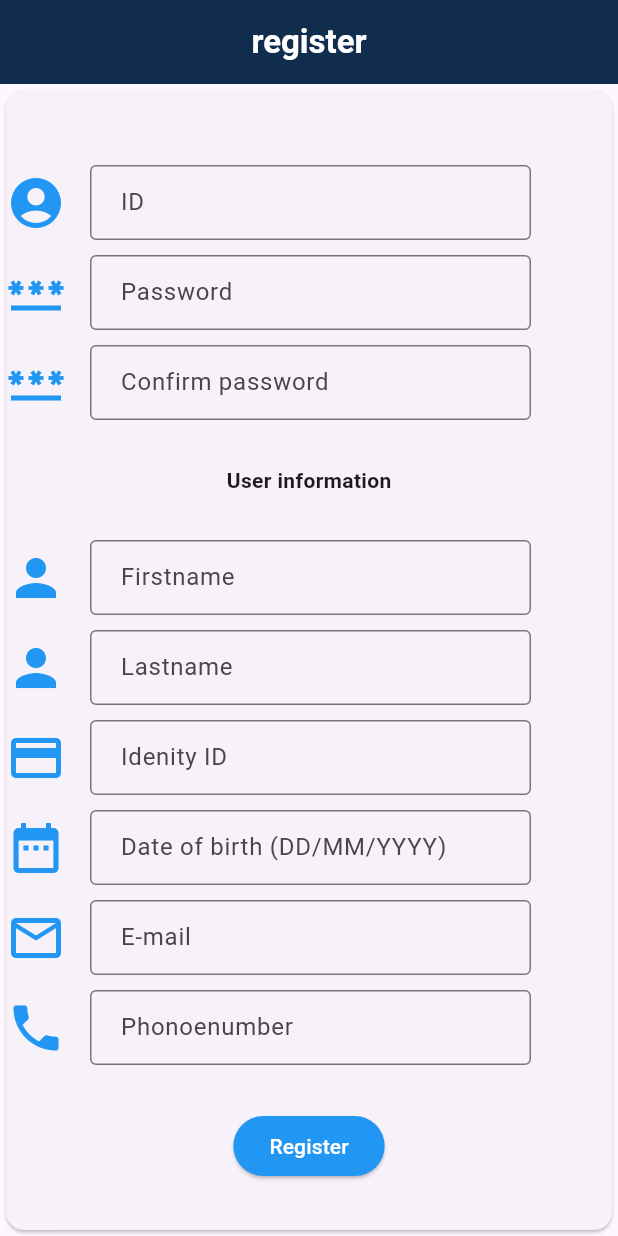
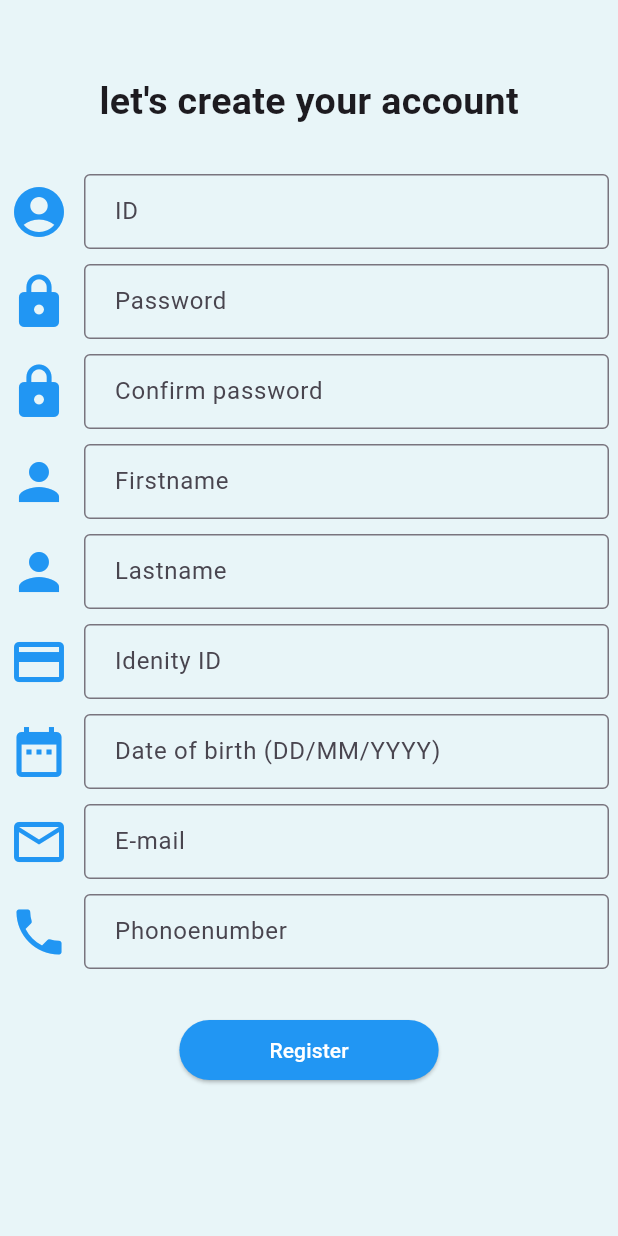
Before and after one commit to Niggy1980/citizen, a Flutter app: the screen it shows after launch, after a tap on "register", on a phone screen of 412 x 824 dp. Run offline on Flutter 3.47's test engine with Material 3 defaults, Android fonts, the phone set to English and light mode, and no system bars; our stand-ins replace cloud_firestore, firebase_core, fluttertoast; missing offline and left inert: dart:js; accounts and stored records are empty.

Commit message:
finis register

```diff
--- a/lib/feature/USER/presentation/page/LOGINPAGE.dart
+++ b/lib/feature/USER/presentation/page/LOGINPAGE.dart
@@ -4,15 +4,12 @@ import 'package:cloud_firestore/cloud_firestore.dart';
 import 'package:flutter/material.dart';
 import 'package:firebase_core/firebase_core.dart';
 
-
-
 final CollectionReference account = FirebaseFirestore.instance.collection('account');
 
-Future Information() async{
-  QuerySnapshot querySnapshot =await FirebaseFirestore.instance.collection('account').get();
+Future Information() async {
+  QuerySnapshot querySnapshot =
+      await FirebaseFirestore.instance.collection('account').get();
 }
-
-
 
 class LoginPage extends StatelessWidget {
       LoginPage({super.key});
@@ -22,10 +19,9 @@ class LoginPage extends StatelessWidget {
     return MaterialApp(
       debugShowCheckedModeBanner: false,
       home: Scaffold(
-          backgroundColor: Colors.white,
+          backgroundColor: Color.fromRGBO(33, 158, 188, 0.1),
           body: Center(
-            child: (
-                Column(
+            child: (Column(
               children: [
                 Padding(padding: EdgeInsets.only(top: 100)),
                 Container(
@@ -44,43 +40,57 @@ class LoginPage extends StatelessWidget {
                   //     blurRadius: 0.0,
                   //     spreadRadius: 0.0,
                   //   ),]),
-                      child:Align(
+                  child: Align(
                     alignment: Alignment.center,
-                        child:  Image(image: AssetImage('assets/image/LOGOCC.png'),width: 400,),
+                    child: Image(image: AssetImage('assets/image/LOGOCC.png'), width: 400,),
                   ),
+                ),
+                Row(
+                  mainAxisAlignment: MainAxisAlignment.center,
+                  children: [
+                    Container(
+                      child: Icon(Icons.account_circle, color: Colors.blue, size: 40,),
+                    ),
+                    SizedBox(
+                      width: 10,
                     ),
                     Container(
                         // decoration: BoxDecoration(border: Border.all(color: Colors.green)),
-
-                      child:Align(
+                        child: Align(
                         alignment: Alignment.center,
                         child: SizedBox(
-                          width: 350,height: 50,
+                               width: 350,
+                               height: 50,
                                child: TextField(
-                              decoration: InputDecoration(border: OutlineInputBorder(),
-                                  icon: Icon(Icons.account_circle,color: Colors.blue,size: 40,),
-                                  labelText: "Enter your ID")
+                               decoration: InputDecoration(border: OutlineInputBorder(),labelText: "Enter your ID")),
                         ),
-                        ),
-                      )
+                    )),
+                  ],
                 ),
                 SizedBox(
                   height: 10,
+                ),
+                Row(
+                  mainAxisAlignment: MainAxisAlignment.center,
+                  children: [
+                    Container(
+                      child: Icon(Icons.key, color: Colors.blue, size: 40,),
+                    ),
+                    SizedBox(
+                      width: 10,
                     ),
                     Container(
                         // decoration: BoxDecoration(border: Border.all(color: Colors.blue)),
                         child: Align(
                         alignment: Alignment.center,
-                        child:  SizedBox(
-                          width: 350,height: 50,
+                        child: SizedBox(
+                        width: 350,
+                        height: 50,
                         child: TextField(
-                              obscureText: true,
-                              decoration: InputDecoration(border: OutlineInputBorder(),
-                                  icon: Icon(Icons.key,color: Colors.blue,size: 40,),
-                                  labelText: "Enter your Password",)
+                            obscureText: true,decoration: InputDecoration(border: OutlineInputBorder(),labelText: "Enter your Password",)),
                       ),
-                        ),
-                      )
+                    )),
+                  ],
                 ),
                 SizedBox(
                   height: 20,
@@ -95,18 +105,16 @@ class LoginPage extends StatelessWidget {
                 Container(
                     child: Align(
                     alignment: Alignment.center,
-                        child:  ElevatedButton(
-                          child: Text("Login",style: TextStyle(color: Colors.white),),
-                          onPressed: (){
+                    child: ElevatedButton(
+                    child: Text(
+                      "Login",style: TextStyle(color: Colors.white),
+                    ),
+                    onPressed: () {
 
 
-
-                          },style:ElevatedButton.styleFrom(
-                          backgroundColor: Colors.blue,
-                        ),
-                        ),
+                    },
+                    style: ElevatedButton.styleFrom(backgroundColor: Colors.blue,),),
                     )
-
                 ),
                 SizedBox(
                   height: 10,
@@ -121,19 +129,18 @@ class LoginPage extends StatelessWidget {
                     ),
                     Container(
                       child: TextButton(
-                            onPressed: (){Navigator.of(context).push(
-                              MaterialPageRoute(builder: (_) => Register()),
-                            );},
+                        onPressed: () {
+                          Navigator.of(context).push(MaterialPageRoute(builder: (_) => Register()),
+                          );
+                        },
                         child: Text("register"),
                       ),
                     ),
                   ],
                 )
               ],
-                )
-            ),
-          )
-      ),
+            )),
+          )),
     );
   }
 }
--- a/lib/feature/USER/presentation/page/Register.dart
+++ b/lib/feature/USER/presentation/page/Register.dart
@@ -55,239 +55,254 @@ class Register extends StatelessWidget {
     return MaterialApp(
       debugShowCheckedModeBanner: false,
       home: Scaffold(
-        appBar: AppBar(
-          backgroundColor: Color.fromRGBO(17, 45, 78, 1),
-          title: Center(
-            child: Text(
-              "register",
-              style: TextStyle(
-                color: Colors.white,
-                fontWeight: FontWeight.bold,
-              ),
-            ),
-          ),
-        ),
-        body: Card(
+        backgroundColor: Color.fromRGBO(33, 158, 188, 0.1),
+        body: Center(
           child: (ListView(
             children: [
               SizedBox(
                 height: 50,
               ),
               Container(
+                child: Center(
+                  child: Text("let's create your account",style: TextStyle(fontWeight: FontWeight.bold,fontSize: 25),),
+                ),
+              ),
+              SizedBox(
+                height: 30,
+              ),
+              Row(
+                mainAxisAlignment: MainAxisAlignment.center,
+                children: [
+                  Container(
+                    child: Icon(Icons.account_circle, color: Colors.blue,size: 40,),
+                  ),
+                  SizedBox(
+                    width: 10,
+                  ),
+                  Container(
                       // decoration: BoxDecoration(border: Border.all(color: Colors.green)),
                       child: Align(
-                alignment: Alignment.topLeft,
+                      alignment: Alignment.center,
                       child: SizedBox(
                         width: 350,
                         height: 50,
                         child: TextField(
                             controller: Idcontroller,
-                      decoration: InputDecoration(
-                          border: OutlineInputBorder(),
-                          icon: Icon(
-                            Icons.account_circle,
-                            color: Colors.blue,
-                            size: 40,
+                            decoration: InputDecoration(border: OutlineInputBorder(),labelText: " ID")),
                      ),
-                          labelText: " ID")),
+                   )
                   ),
-              )),
+                ],
+              ),
               SizedBox(
                 height: 10,
               ),
+              Row(
+                mainAxisAlignment: MainAxisAlignment.center,
+                children: [
+                  Container(
+                    child: Icon(Icons.lock, color: Colors.blue, size: 40,),
+                  ),
+                  SizedBox(
+                    width: 10,
+                  ),
                   Container(
                       // decoration: BoxDecoration(border: Border.all(color: Colors.green)),
-
                     child: Align(
-                alignment: Alignment.topLeft,
+                    alignment: Alignment.center,
                     child: SizedBox(
                       width: 350,
                       height: 50,
                       child: TextField(
                           obscureText: true,
                           controller: Passwordcontroller,
-                      decoration: InputDecoration(
-                          border: OutlineInputBorder(),
-                          icon: Icon(
-                            Icons.password_sharp,
-                            color: Colors.blue,
-                            size: 40,
-                          ),
-                          labelText: " Password")),
+                          decoration: InputDecoration(border: OutlineInputBorder(), labelText: " Password")),
                     ),
                   )),
+                ],
+              ),
               SizedBox(
                 height: 10,
               ),
+              Row(
+                mainAxisAlignment: MainAxisAlignment.center,
+                children: [
+                  Container(
+                    child:  Icon(Icons.lock, color: Colors.blue, size: 40,),
+                  ),
+                  SizedBox(
+                    width: 10,
+                  ),
                   Container(
                       // decoration: BoxDecoration(border: Border.all(color: Colors.green)),
-
                     child: Align(
-                alignment: Alignment.topLeft,
+                    alignment: Alignment.center,
                     child: SizedBox(
                       width: 350,
                       height: 50,
                       child: TextField(
                           obscureText: true,
                           controller: Confirmpassword,
-                      decoration: InputDecoration(
-                          border: OutlineInputBorder(),
-                          icon: Icon(
-                            Icons.password_sharp,
-                            color: Colors.blue,
-                            size: 40,
-                          ),
-                          labelText: " Confirm password")),
+                          decoration: InputDecoration(border: OutlineInputBorder(),labelText: " Confirm password")),
                     ),
                   )),
-              SizedBox(
-                height: 30,
-              ),
-              Center(
-                child: Text(
-                  "User information",
-                  style: TextStyle(fontWeight: FontWeight.bold),
-                ),
+                ],
               ),
               SizedBox(
-                height: 30,
+                height: 10,
+              ),
+              Row(
+                mainAxisAlignment: MainAxisAlignment.center,
+                children: [
+                  Container(
+                    child:  Icon(Icons.person, color: Colors.blue, size: 40,)
+                  ),
+                  SizedBox(
+                    width: 10,
                   ),
                   Container(
                       // decoration: BoxDecoration(border: Border.all(color: Colors.green)),
-
                       child: Align(
-                alignment: Alignment.topLeft,
-                child: SizedBox(
-                  width: 350,
-                  height: 50,
+                      alignment: Alignment.center,
+                      child: SizedBox(width: 350, height: 50,
                       child: TextField(
                           controller: Firstnamecontroller,
-                      decoration: InputDecoration(
-                          border: OutlineInputBorder(),
-                          icon: Icon(
-                            Icons.person,
-                            color: Colors.blue,
-                            size: 40,
-                          ),
-                          labelText: " Firstname")),
+                          decoration: InputDecoration(border: OutlineInputBorder(), labelText: " Firstname")),
                     ),
                   )),
+                ],
+              ),
               SizedBox(
                 height: 10,
               ),
+              Row(
+                mainAxisAlignment: MainAxisAlignment.center,
+                children: [
+                  Container(
+                    child: Icon(Icons.person, color: Colors.blue, size: 40,),
+                  ),
+                  SizedBox(
+                    width: 10,
+                  ),
                   Container(
                       // decoration: BoxDecoration(border: Border.all(color: Colors.green)),
-
                     child: Align(
-                alignment: Alignment.topLeft,
+                    alignment: Alignment.center,
                     child: SizedBox(
                       width: 350,
                       height: 50,
                       child: TextField(
                           controller: Lastnamecontroller,
-                      decoration: InputDecoration(
-                          border: OutlineInputBorder(),
-                          icon: Icon(
-                            Icons.person,
-                            color: Colors.blue,
-                            size: 40,
-                          ),
-                          labelText: " Lastname")),
+                          decoration: InputDecoration(border: OutlineInputBorder(),labelText: " Lastname")),
                     ),
                   )),
+                ],
+              ),
               SizedBox(
                 height: 10,
               ),
+              Row(
+                mainAxisAlignment: MainAxisAlignment.center,
+                children: [
+                  Container(
+                    child: Icon(Icons.credit_card_outlined, color: Colors.blue, size: 40,),
+                  ),
+                  SizedBox(
+                    width: 10,
+                  ),
                   Container(
                       // decoration: BoxDecoration(border: Border.all(color: Colors.green)),
-
                     child: Align(
-                alignment: Alignment.topLeft,
+                    alignment: Alignment.center,
                     child: SizedBox(
                       width: 350,
                       height: 50,
                       child: TextField(
                           controller: IdenityIDcontroller,
-                      decoration: InputDecoration(
-                          border: OutlineInputBorder(),
-                          icon: Icon(
-                            Icons.credit_card_outlined,
-                            color: Colors.blue,
-                            size: 40,
-                          ),
-                          labelText: " Idenity ID")),
+                          decoration: InputDecoration(border: OutlineInputBorder(), labelText: " Idenity ID")),
                     ),
                   )),
+                ],
+              ),
               SizedBox(
                 height: 10,
               ),
+              Row(
+                mainAxisAlignment: MainAxisAlignment.center,
+                children: [
+                  Container(
+                    child:  Icon(Icons.date_range, color: Colors.blue, size: 40,),
+                  ),
+                  SizedBox(
+                    width: 10,
+                  ),
                   Container(
                       // decoration: BoxDecoration(border: Border.all(color: Colors.green)),
-
                     child: Align(
-                alignment: Alignment.topLeft,
+                    alignment: Alignment.center,
                     child: SizedBox(
                       width: 350,
                       height: 50,
                       child: TextField(
                           controller: Datebirthcontroller,
-                      decoration: InputDecoration(
-                        border: OutlineInputBorder(),
-                        icon: Icon(
-                          Icons.date_range,
-                          color: Colors.blue,
-                          size: 40,
-                        ),
-                        labelText: " Date of birth (DD/MM/YYYY)",
+                          decoration: InputDecoration(border: OutlineInputBorder(), labelText: " Date of birth (DD/MM/YYYY)",
                           )),
                     ),
                   )),
+                ],
+              ),
               SizedBox(
                 height: 10,
               ),
+              Row(
+                mainAxisAlignment: MainAxisAlignment.center,
+                children: [
+                  Container(
+                    child: Icon(Icons.mail_outline, color: Colors.blue, size: 40,),
+                  ),
+                  SizedBox(
+                    width: 10,
+                  ),
                   Container(
                       // decoration: BoxDecoration(border: Border.all(color: Colors.green)),
-
                     child: Align(
-                alignment: Alignment.topLeft,
+                    alignment: Alignment.center,
                     child: SizedBox(
                       width: 350,
                       height: 50,
                       child: TextField(
                           controller: Emailcontroller,
-                      decoration: InputDecoration(
-                          border: OutlineInputBorder(),
-                          icon: Icon(
-                            Icons.mail_outline,
-                            color: Colors.blue,
-                            size: 40,
-                          ),
-                          labelText: " E-mail")),
+                          decoration: InputDecoration(border: OutlineInputBorder(),labelText: " E-mail")),
                     ),
                   )),
+                ],
+              ),
               SizedBox(
                 height: 10,
               ),
+              Row(
+                mainAxisAlignment: MainAxisAlignment.center,
+                children: [
+                  Container(
+                    child: Icon(Icons.phone, color: Colors.blue, size: 40,)
+                  ),
+                  SizedBox(
+                    width: 10,
+                  ),
                   Container(
                       // decoration: BoxDecoration(border: Border.all(color: Colors.green)),
-
                     child: Align(
-                alignment: Alignment.topLeft,
+                    alignment: Alignment.center,
                     child: SizedBox(
                       width: 350,
                       height: 50,
                       child: TextField(
                           controller: Phonenumebercontroller,
-                      decoration: InputDecoration(
-                          border: OutlineInputBorder(),
-                          icon: Icon(
-                            Icons.phone,
-                            color: Colors.blue,
-                            size: 40,
-                          ),
-                          labelText: " Phonoenumber")),
+                          decoration: InputDecoration(border: OutlineInputBorder(), labelText: " Phonoenumber")),
                     ),
                   )),
+                ],
+              ),
               SizedBox(
                 height: 30,
               ),
@@ -299,12 +314,13 @@ class Register extends StatelessWidget {
                     "Register",
                     style: TextStyle(color: Colors.white),
                   ),
+
                   onPressed: () {
                     if (Confirmpassword.text != Passwordcontroller.text) {
                       AlertDialog alert = AlertDialog(
                         title: Text('Alert',
                             style: TextStyle(
-                              color: Colors.blue,
+                              color: Colors.red,
                               fontWeight: FontWeight.bold,
                             )),
                         content: Text("Passwords doesn't match"),
@@ -354,9 +370,7 @@ class Register extends StatelessWidget {
                       return;
                     }
                   },
-                  style: ElevatedButton.styleFrom(
-                    backgroundColor: Colors.blue,
-                  ),
+                  style: ElevatedButton.styleFrom(backgroundColor: Colors.blue,padding: EdgeInsets.only(left: 60,right: 60,bottom: 10,top: 10),),
                 ),
               )),
             ],
--- a/lib/feature/app/slash_screen/Splash_screen.dart
+++ b/lib/feature/app/slash_screen/Splash_screen.dart
@@ -19,7 +19,8 @@ class _MyWidgetState extends State<splash> {
   _navigatetologin() async {
     await Future.delayed(Duration(seconds: 3), () {});
     if (mounted) {
-      Navigator.push(context, MaterialPageRoute(builder: (context) => LoginPage(),),
+      Navigator.pushAndRemoveUntil(context, MaterialPageRoute(builder: (context) => LoginPage()),
+               (Route<dynamic> route) => false,
       );
     }
   }
```
Lines whose indentation alone changed are shown as unchanged.
